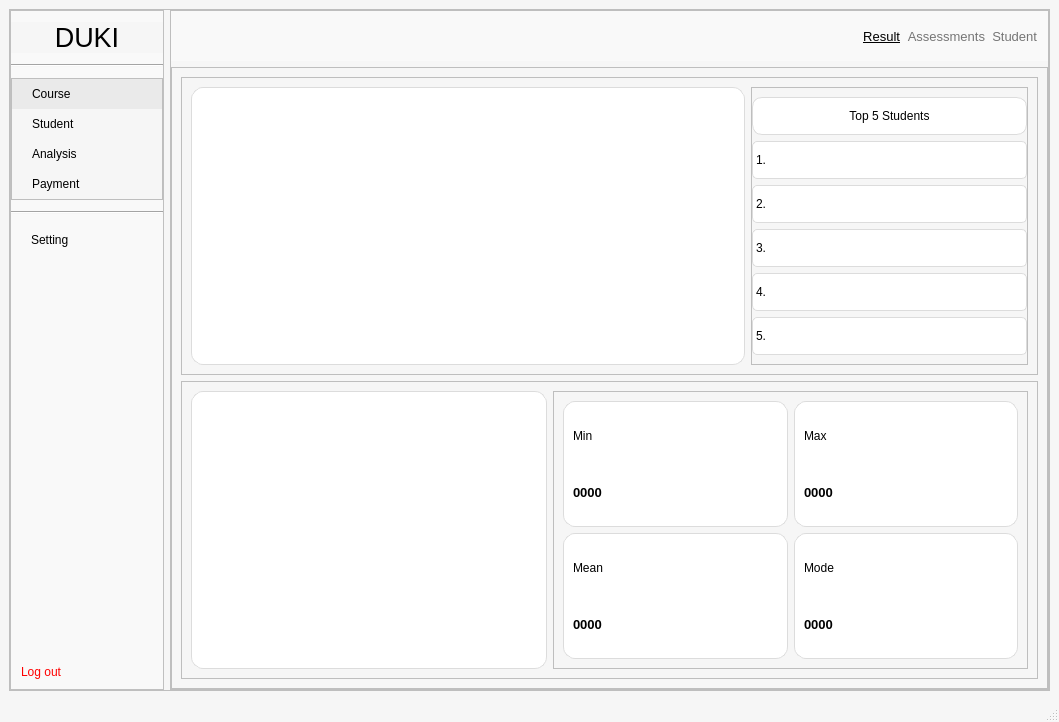
First picture: the form in ui/course_result.ui, repository Khiem2112/course-management-ml, before the edit.
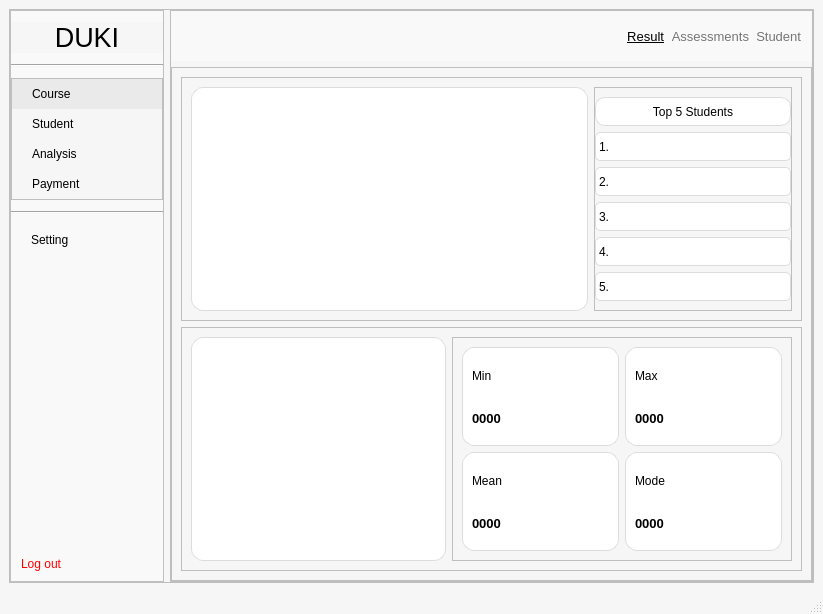
Second picture: the form after the edit.

Commit message: Update UI hoàn chỉnh

```diff
--- a/ui/course_result.ui
+++ b/ui/course_result.ui
@@ -6,8 +6,8 @@
    <rect>
     <x>0</x>
     <y>0</y>
-    <width>1059</width>
-    <height>722</height>
+    <width>823</width>
+    <height>614</height>
    </rect>
   </property>
   <property name="windowTitle">
```
Left out of the diff: 2 changed lines with no effect on the pictures. The commit also changes 5 other files.
